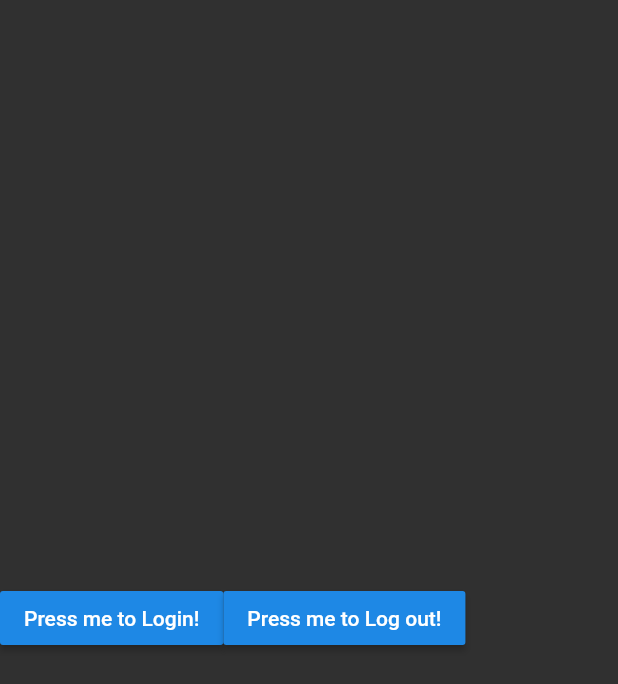
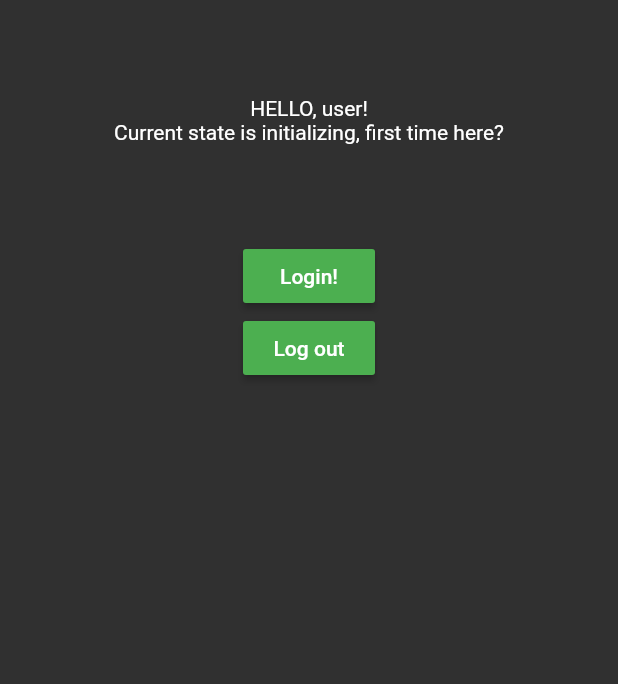
Before and after one commit to cscheungae/vocab_app_fyp55, a Flutter app: the LoginPage screen opened directly, on a phone screen of 412 x 824 dp. Shown: the top 684 px of the screen. Run offline on Flutter 3.47's test engine with Material 2 defaults, Android fonts, the phone set to English and light mode, and no system bars; our stand-ins replace bloc, cached_network_image, charts_flutter, equatable, flutter_bloc, flutter_tags and 2 more; accounts and stored records are empty; Roboto replaces fonts that are missing (Hind, Montserrat).

```diff
--- a/lib/components/CustomAppBar.dart
+++ b/lib/components/CustomAppBar.dart
@@ -36,7 +36,8 @@ class CustomAppBar extends StatelessWidget implements PreferredSizeWidget {
         IconButton(
           icon: Icon(iconData),
           onPressed: () {
-
+            print("You have entered the Login Page");
+            Navigator.push(context, MaterialPageRoute(builder: (context) => new LoginPage()));
           },
           tooltip: "user profile",
         ),
--- a/lib/pages/LoginPage.dart
+++ b/lib/pages/LoginPage.dart
@@ -1,8 +1,9 @@
 import 'package:flutter/material.dart';
-//import 'package:flutter_bloc/flutter_bloc.dart';
-import 'package:vocab_app_fyp55/state/authenicationState.dart';
+import 'package:flutter_bloc/flutter_bloc.dart';
+import '../state/authenicationState.dart';
 import '../bloc/AuthenticationBloc.dart';
 import '../event/AuthenticationEvent.dart';
+
 
 class LoginPage extends StatefulWidget {
   LoginPage({Key key}): super(key: key);
@@ -23,41 +24,50 @@ class _LoginPage extends State<LoginPage>{
 
   @override
   Widget build(BuildContext context) {
-    return Center(
-      child: Row(children: <Widget>[
+    return Scaffold(
+        body:
+        Center(
+          child: Column(children: <Widget>[
 
-        /*
-        BlocBuilder<AuthenticationBloc, AuthenticationState>(
+          Text("\n\n\n\nHELLO, user!", style: TextStyle(color: Colors.white),),
+
+
+          BlocBuilder< AuthenticationBloc, AuthenticationState>(
             bloc: authBloc,
             builder: (context, state){
               if ( state is AuthenticationStateInitializing )
-              return new Text("Current state is initializing, first time here?");
+                return new Text("Current state is initializing, first time here?", style: TextStyle(color: Colors.white), );
               else if ( state is AuthenticationStateAuthorized )
-              return new Text("Current state is authorized, welcome user!");
+                return new Text("Current state is authorized, welcome user!", style: TextStyle(color: Colors.white),);
               else if ( state is AuthenticationStateLoading )
-              return new Text("Current state is loading, please wait..");
+                return new Text("Current state is loading, please wait..", style: TextStyle(color: Colors.white),);
               else if ( state is AuthenticationStateUnauthorized )
-              return new Text("Current state is unauthorized, hello Stranger!");
+                return new Text("Current state is unauthorized, hello Stranger!", style: TextStyle(color: Colors.white),);
               else return new Text("You shouldn't see this message!");
             },
           ),
-        */
+
+          Text("\n\n\n"),
 
           RaisedButton(
-          child: Text("Press me to Login!"),
+            child: Text("Login!"),
+            color: Colors.green,
             onPressed: (){
+              print("login");
               authBloc.add( AuthenticationEvent.LoggedIn );
             },
           ),
 
           RaisedButton(
-          child: Text("Press me to Log out!"),
+            child: Text("Log out"),
+            color: Colors.green,
             onPressed: (){
+              print("Log out");
               authBloc.add( AuthenticationEvent.LoggedOut );
             },
           ),
-
-      ],)
+        ],),
+      ),
 
     );
   }
--- a/lib/services/fetchdata_WordsAPI.dart
+++ b/lib/services/fetchdata_WordsAPI.dart
@@ -57,7 +57,7 @@ class FetchDataWordsAPI{
 
     //Very Dangerous!
     var returnedResponse = await http.get( APIAdress + query,
-      headers: { "X-RapidAPI-Key" : "",
+      headers: { "X-RapidAPI-Key" : "03c9331e71mshfe2c9a490b60397p1a8fc5jsn9cf06f851149",
                  "X-RapidAPI-Host" : "wordsapiv1.p.rapidapi.com",
                },
     );
@@ -66,7 +66,7 @@ class FetchDataWordsAPI{
       FetchDataWordsAPI fd = FetchDataWordsAPI.fromJson( json.decode(returnedResponse.body));
       return fd._vocab;
     }
-    else { print("Failed! :  " + returnedResponse.statusCode.toString() ); return null; }
+    else { print("Failed WordsAPI Call! :  " + returnedResponse.statusCode.toString() ); return null; }
   }
 
 
--- a/pubspec.yaml
+++ b/pubspec.yaml
@@ -23,6 +23,7 @@ dependencies:
   flutter_tags:
   equatable:
   bloc:
+  flutter_bloc: ^3.0.0
   charts_flutter:
   path_provider:
   cached_network_image: 2.0.0-rc
```
Also changed, not shown: lib/bloc/AuthenticationBloc.dart (+7 -7 lines), lib/pages/AddNewVocabPage.dart (+3 -10 lines), lib/services/fetchimage_Bing.dart (+5 -3 lines), pubspec.lock. Lines whose indentation alone changed are shown as unchanged.
